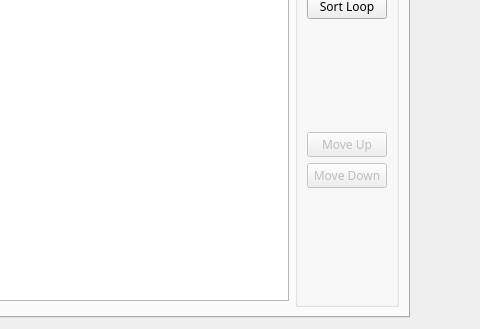
Eric-Meunier/Processor-Suite, file src/qt_ui/pem_info_widget.ui: the form before one commit; both pictures show x 160 to 640 and y 151 to 480 of the 640 by 480 pixel window.
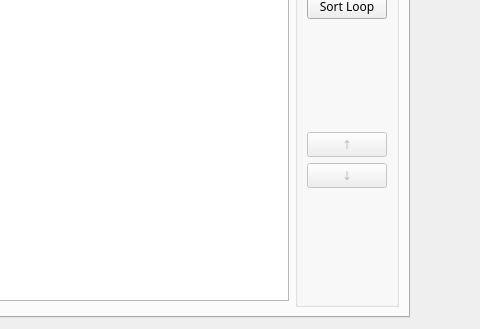
The form after the commit. The open tabs and pages were chosen to show the change.

Diff of the .ui file:
```diff
--- a/src/qt_ui/pem_info_widget.ui
+++ b/src/qt_ui/pem_info_widget.ui
@@ -166,7 +166,7 @@
              <bool>false</bool>
             </property>
             <property name="text">
-             <string>Move Up</string>
+             <string>↑</string>
             </property>
            </widget>
           </item>
@@ -176,7 +176,7 @@
              <bool>false</bool>
             </property>
             <property name="text">
-             <string>Move Down</string>
+             <string>↓</string>
             </property>
            </widget>
           </item>
```
Left out of the diff: 4 changed lines with no effect on the pictures.
